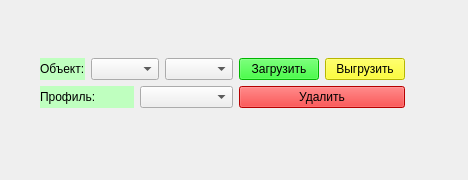
Old version of the form qt/rem_db_window.ui in the repository idergunoff/geovel_1.0.
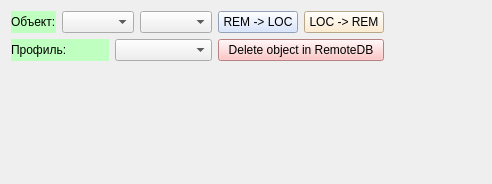
New version of the form.

Commit message: remote db functioning

```diff
--- a/qt/rem_db_window.ui
+++ b/qt/rem_db_window.ui
@@ -6,22 +6,15 @@
    <rect>
     <x>0</x>
     <y>0</y>
-    <width>468</width>
-    <height>180</height>
+    <width>492</width>
+    <height>184</height>
    </rect>
   </property>
   <property name="windowTitle">
    <string>RemoteDB</string>
   </property>
-  <widget class="QWidget" name="layoutWidget">
-   <property name="geometry">
-    <rect>
-     <x>40</x>
-     <y>50</y>
-     <width>365</width>
-     <height>66</height>
-    </rect>
-   </property>
+  <layout class="QGridLayout" name="gridLayout_8">
+   <item row="0" column="0">
    <layout class="QGridLayout" name="gridLayout_7">
     <item row="0" column="0">
      <layout class="QGridLayout" name="gridLayout_5">
@@ -88,10 +81,10 @@
            <string>Выгрузить объект с локальной БД на удаленную</string>
           </property>
           <property name="styleSheet">
-           <string notr="true">background-color: rgb(255, 255, 0);</string>
+            <string notr="true">background-color: rgb(255, 233, 196);</string>
           </property>
           <property name="text">
-           <string>Выгрузить</string>
+            <string>LOC -&gt; REM</string>
           </property>
          </widget>
         </item>
@@ -101,10 +94,10 @@
            <string>Загрузить объект с удаленной БД на локальную</string>
           </property>
           <property name="styleSheet">
-           <string notr="true">background-color: rgb(0, 255, 0);</string>
+            <string notr="true">background-color: rgb(206, 222, 255);</string>
           </property>
           <property name="text">
-           <string>Загрузить</string>
+            <string>REM -&gt; LOC</string>
           </property>
          </widget>
         </item>
@@ -117,10 +110,10 @@
            <string>Удалить объект </string>
           </property>
           <property name="styleSheet">
-           <string notr="true">background-color: rgb(255, 0, 0);</string>
+            <string notr="true">background-color: rgb(255, 181, 182);</string>
           </property>
           <property name="text">
-           <string>Удалить</string>
+            <string>Delete object in RemoteDB</string>
           </property>
          </widget>
         </item>
@@ -129,7 +122,34 @@
      </layout>
     </item>
    </layout>
-  </widget>
+   </item>
+   <item row="1" column="0">
+    <spacer name="verticalSpacer">
+     <property name="orientation">
+      <enum>Qt::Vertical</enum>
+     </property>
+     <property name="sizeHint" stdset="0">
+      <size>
+       <width>20</width>
+       <height>40</height>
+      </size>
+     </property>
+    </spacer>
+   </item>
+   <item row="0" column="1">
+    <spacer name="horizontalSpacer">
+     <property name="orientation">
+      <enum>Qt::Horizontal</enum>
+     </property>
+     <property name="sizeHint" stdset="0">
+      <size>
+       <width>40</width>
+       <height>20</height>
+      </size>
+     </property>
+    </spacer>
+   </item>
+  </layout>
  </widget>
  <resources/>
  <connections/>
```
Left out of the diff: 2 changed lines with no effect on the pictures. Lines whose indentation alone changed are shown as unchanged. The commit also changes 8 other files.
